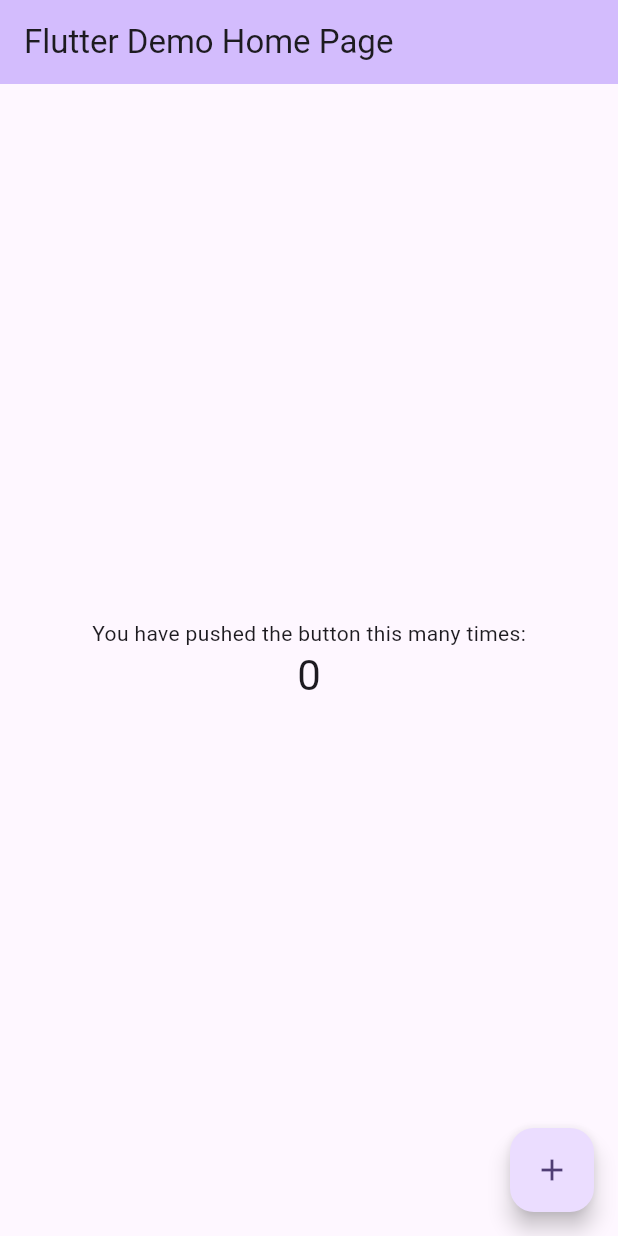
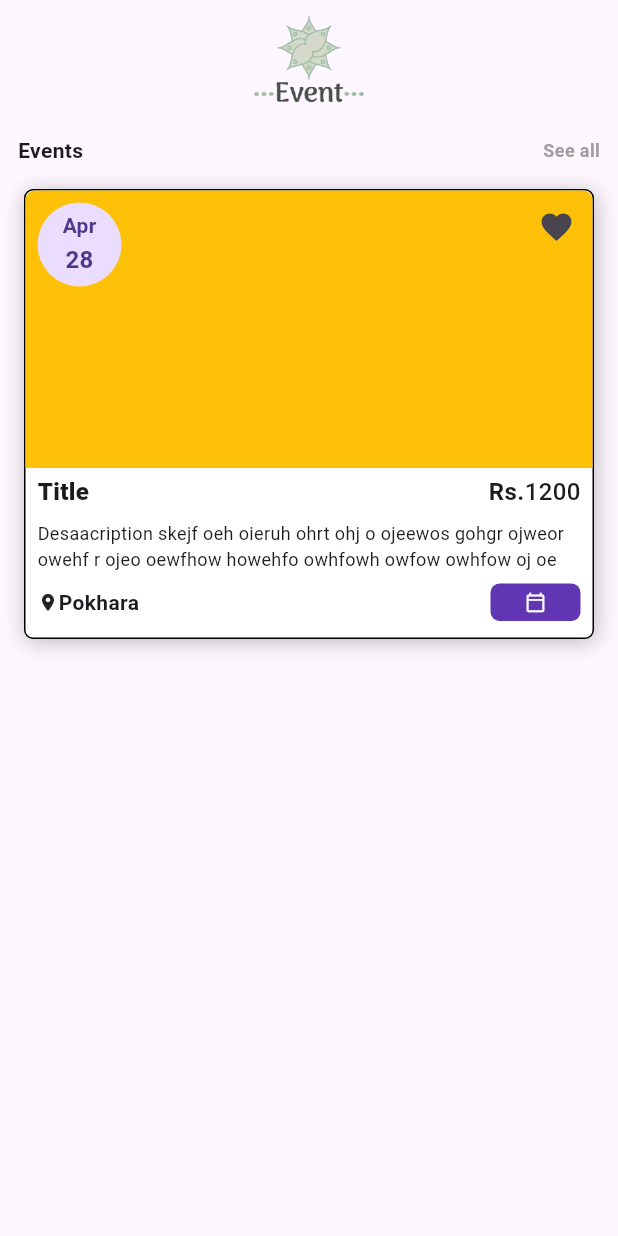
Before and after one commit to MilanGrg24/Event, a Flutter app: the screen it shows after launch, on a phone screen of 412 x 824 dp. Run offline on Flutter 3.47's test engine with Material 3 defaults, Android fonts, the phone set to English and light mode, and no system bars; our stand-ins replace get.

Commit message:
home page design

```diff
--- /dev/null
+++ b/lib/app/modules/home/bindings/home_binding.dart
@@ -0,0 +1,12 @@
+import 'package:get/get.dart';
+
+import '../controllers/home_controller.dart';
+
+class HomeBinding extends Bindings {
+  @override
+  void dependencies() {
+    Get.lazyPut<HomeController>(
+      () => HomeController(),
+    );
+  }
+}
--- /dev/null
+++ b/lib/app/modules/home/controllers/home_controller.dart
@@ -0,0 +1,11 @@
+import 'package:get/get.dart';
+
+class HomeController extends GetxController {
+  //TODO: Implement HomeController
+
+  final count = 0.obs;
+
+
+
+  void increment() => count.value++;
+}
--- /dev/null
+++ b/lib/app/modules/home/views/home_view.dart
@@ -0,0 +1,215 @@
+import 'package:flutter/material.dart';
+
+import 'package:get/get.dart';
+
+import '../controllers/home_controller.dart';
+
+class HomeView extends GetView<HomeController> {
+  const HomeView({super.key});
+  @override
+  Widget build(BuildContext context) {
+    return Scaffold(
+      body: SingleChildScrollView(
+        physics: BouncingScrollPhysics(),
+        child: SafeArea(
+          child: Column(
+            children: [
+              Center(
+                child: Image.asset(
+                  'assets/images/event_logo.png',
+                  height: 90,
+                  width: 90,
+                ),
+              ),
+              Padding(
+                padding: const EdgeInsets.symmetric(horizontal: 12.0),
+                child: Row(
+                  mainAxisAlignment: MainAxisAlignment.spaceBetween,
+                  children: const [
+                    Text(
+                      "Events",
+                      style: TextStyle(
+                        fontSize: 14,
+                        fontWeight: FontWeight.bold,
+                      ),
+                    ),
+                    Text(
+                      "See all",
+                      style: TextStyle(
+                        fontSize: 12,
+                        color: Colors.grey,
+                        fontWeight: FontWeight.bold,
+                      ),
+                    ),
+                  ],
+                ),
+              ),
+              Padding(
+                padding: const EdgeInsets.all(16.0),
+                child: Container(
+                  height: 300,
+                  decoration: BoxDecoration(
+                    color: Colors.white,
+                    borderRadius: BorderRadius.circular(6),
+                    border: Border.all(color: Colors.black),
+                    // implement shadow effect
+                    boxShadow: const [
+                      BoxShadow(
+                        color: Colors.black26, // shadow color
+                        blurRadius: 12, // shadow radius
+                        offset: Offset(1, 2), // shadow offset
+                      ),
+                    ],
+                  ),
+                  child: Column(
+                    children: [
+                      Container(
+                        height: 185,
+                        decoration: BoxDecoration(
+                          color: Colors.amber,
+                          borderRadius: BorderRadius.only(
+                            topLeft: Radius.circular(6),
+                            topRight: Radius.circular(6),
+                          ),
+                        ),
+                        child: Row(
+                          mainAxisAlignment: MainAxisAlignment.spaceBetween,
+                          crossAxisAlignment: CrossAxisAlignment.start,
+                          children: [
+                            Padding(
+                              padding: const EdgeInsets.all(8.0),
+                              child: CircleAvatar(
+                                maxRadius: 28,
+                                child: Column(
+                                  mainAxisAlignment: MainAxisAlignment.center,
+                                  children: [
+                                    Text(
+                                      "Apr",
+                                      style: TextStyle(
+                                        fontWeight: FontWeight.w600,
+                                        fontSize: 14,
+                                      ),
+                                    ),
+                                    Text(
+                                      '28',
+                                      style: TextStyle(
+                                        fontWeight: FontWeight.bold,
+                                      ),
+                                    ),
+                                  ],
+                                ),
+                              ),
+                            ),
+                            IconButton(
+                              splashRadius: 2,
+                              onPressed: () {},
+                              icon: Icon(Icons.favorite),
+                            ),
+                          ],
+                        ),
+                      ),
+                      Padding(
+                        padding: const EdgeInsets.only(
+                          top: 4.0,
+                          bottom: 4.0,
+                          left: 8.0,
+                          right: 8.0,
+                        ),
+                        child: Column(
+                          crossAxisAlignment: CrossAxisAlignment.start,
+                          spacing: 8.0,
+                          children: [
+                            Row(
+                              mainAxisAlignment: MainAxisAlignment.spaceBetween,
+                              children: [
+                                Text(
+                                  "Title",
+                                  style: TextStyle(
+                                    fontSize: 16,
+                                    fontWeight: FontWeight.w800,
+                                  ),
+                                ),
+                                Row(
+                                  children: [
+                                    Text(
+                                      "Rs.",
+                                      style: TextStyle(
+                                        fontSize: 16,
+                                        fontWeight: FontWeight.w600,
+                                      ),
+                                    ),
+                                    Text(
+                                      "1200",
+                                      style: TextStyle(
+                                        fontSize: 16,
+                                        fontWeight: FontWeight.w500,
+                                      ),
+                                    ),
+                                  ],
+                                ),
+                              ],
+                            ),
+                            Text(
+                              "Desaacription skejf oeh oieruh ohrt ohj o ojeewos gohgr ojweor  owehf r ojeo oewfhow howehfo owhfowh owfow owhfow oj oe",
+                              style: TextStyle(
+                                fontSize: 12,
+                                fontWeight: FontWeight.w400,
+                                overflow: TextOverflow.ellipsis,
+                              ),
+                              maxLines: 2,
+                            ),
+                            Row(
+                              mainAxisAlignment: MainAxisAlignment.spaceBetween,
+                              children: [
+                                Row(
+                                  children: [
+                                    Icon(Icons.location_on, size: 14),
+                                    Text(
+                                      "Pokhara",
+                                      style: TextStyle(
+                                        fontSize: 14,
+                                        fontWeight: FontWeight.w600,
+                                      ),
+                                    ),
+                                  ],
+                                ),
+                                GestureDetector(
+                                  child: Container(
+                                    height: 25,
+                                    width: 60,
+                                    decoration: BoxDecoration(
+                                      borderRadius: BorderRadius.circular(6),
+                                      color: const Color.fromARGB(
+                                        255,
+                                        96,
+                                        54,
+                                        181,
+                                      ),
+                                    ),
+                                    child: const Icon(
+                                      Icons.calendar_today_outlined,
+                                      color: Colors.white,
+                                      size: 14,
+                                    ),
+                                  ),
+                                ),
+                              ],
+                            ),
+                            // ListTile(
+                            //   leading: Icon(Icons.location_on),
+                            //   title: Text("Pokhara"),
+                            // ),
+                          ],
+                        ),
+                      ),
+                    ],
+                  ),
+                ),
+              ),
+            ],
+          ),
+        ),
+      ),
+    );
+  }
+}
--- /dev/null
+++ b/lib/app/routes/app_pages.dart
@@ -0,0 +1,20 @@
+import 'package:get/get.dart';
+
+import '../modules/home/bindings/home_binding.dart';
+import '../modules/home/views/home_view.dart';
+
+part 'app_routes.dart';
+
+class AppPages {
+  AppPages._();
+
+  static const INITIAL = Routes.HOME;
+
+  static final routes = [
+    GetPage(
+      name: _Paths.HOME,
+      page: () => const HomeView(),
+      binding: HomeBinding(),
+    ),
+  ];
+}
--- /dev/null
+++ b/lib/app/routes/app_routes.dart
@@ -0,0 +1,12 @@
+part of 'app_pages.dart';
+// DO NOT EDIT. This is code generated via package:get_cli/get_cli.dart
+
+abstract class Routes {
+  Routes._();
+  static const HOME = _Paths.HOME;
+}
+
+abstract class _Paths {
+  _Paths._();
+  static const HOME = '/home';
+}
--- a/lib/main.dart
+++ b/lib/main.dart
@@ -1,122 +1,16 @@
 import 'package:flutter/material.dart';
 
+import 'package:get/get.dart';
+
+import 'app/routes/app_pages.dart';
+
 void main() {
-  runApp(const MyApp());
+  runApp(
+    GetMaterialApp(
+      title: "Application",
+      initialRoute: AppPages.INITIAL,
+      getPages: AppPages.routes,
+      debugShowCheckedModeBanner: false,
+    ),
+  );
 }
-
-class MyApp extends StatelessWidget {
-  const MyApp({super.key});
-
-  // This widget is the root of your application.
-  @override
-  Widget build(BuildContext context) {
-    return MaterialApp(
-      title: 'Flutter Demo',
-      theme: ThemeData(
-        // This is the theme of your application.
-        //
-        // TRY THIS: Try running your application with "flutter run". You'll see
-        // the application has a purple toolbar. Then, without quitting the app,
-        // try changing the seedColor in the colorScheme below to Colors.green
-        // and then invoke "hot reload" (save your changes or press the "hot
-        // reload" button in a Flutter-supported IDE, or press "r" if you used
-        // the command line to start the app).
-        //
-        // Notice that the counter didn't reset back to zero; the application
-        // state is not lost during the reload. To reset the state, use hot
-        // restart instead.
-        //
-        // This works for code too, not just values: Most code changes can be
-        // tested with just a hot reload.
-        colorScheme: ColorScheme.fromSeed(seedColor: Colors.deepPurple),
-      ),
-      home: const MyHomePage(title: 'Flutter Demo Home Page'),
-    );
-  }
-}
-
-class MyHomePage extends StatefulWidget {
-  const MyHomePage({super.key, required this.title});
-
-  // This widget is the home page of your application. It is stateful, meaning
-  // that it has a State object (defined below) that contains fields that affect
-  // how it looks.
-
-  // This class is the configuration for the state. It holds the values (in this
-  // case the title) provided by the parent (in this case the App widget) and
-  // used by the build method of the State. Fields in a Widget subclass are
-  // always marked "final".
-
-  final String title;
-
-  @override
-  State<MyHomePage> createState() => _MyHomePageState();
-}
-
-class _MyHomePageState extends State<MyHomePage> {
-  int _counter = 0;
-
-  void _incrementCounter() {
-    setState(() {
-      // This call to setState tells the Flutter framework that something has
-      // changed in this State, which causes it to rerun the build method below
-      // so that the display can reflect the updated values. If we changed
-      // _counter without calling setState(), then the build method would not be
-      // called again, and so nothing would appear to happen.
-      _counter++;
-    });
-  }
-
-  @override
-  Widget build(BuildContext context) {
-    // This method is rerun every time setState is called, for instance as done
-    // by the _incrementCounter method above.
-    //
-    // The Flutter framework has been optimized to make rerunning build methods
-    // fast, so that you can just rebuild anything that needs updating rather
-    // than having to individually change instances of widgets.
-    return Scaffold(
-      appBar: AppBar(
-        // TRY THIS: Try changing the color here to a specific color (to
-        // Colors.amber, perhaps?) and trigger a hot reload to see the AppBar
-        // change color while the other colors stay the same.
-        backgroundColor: Theme.of(context).colorScheme.inversePrimary,
-        // Here we take the value from the MyHomePage object that was created by
-        // the App.build method, and use it to set our appbar title.
-        title: Text(widget.title),
-      ),
-      body: Center(
-        // Center is a layout widget. It takes a single child and positions it
-        // in the middle of the parent.
-        child: Column(
-          // Column is also a layout widget. It takes a list of children and
-          // arranges them vertically. By default, it sizes itself to fit its
-          // children horizontally, and tries to be as tall as its parent.
-          //
-          // Column has various properties to control how it sizes itself and
-          // how it positions its children. Here we use mainAxisAlignment to
-          // center the children vertically; the main axis here is the vertical
-          // axis because Columns are vertical (the cross axis would be
-          // horizontal).
-          //
-          // TRY THIS: Invoke "debug painting" (choose the "Toggle Debug Paint"
-          // action in the IDE, or press "p" in the console), to see the
-          // wireframe for each widget.
-          mainAxisAlignment: MainAxisAlignment.center,
-          children: <Widget>[
-            const Text('You have pushed the button this many times:'),
-            Text(
-              '$_counter',
-              style: Theme.of(context).textTheme.headlineMedium,
-            ),
-          ],
-        ),
-      ),
-      floatingActionButton: FloatingActionButton(
-        onPressed: _incrementCounter,
-        tooltip: 'Increment',
-        child: const Icon(Icons.add),
-      ), // This trailing comma makes auto-formatting nicer for build methods.
-    );
-  }
-}
```
Also changed, not shown: pubspec.yaml (+3 -5 lines), assets/images/event_logo.png (added), lib/app/const/app_colors.dart (added), lib/app/data/app_api.dart (added), pubspec.lock, 1 other file.
